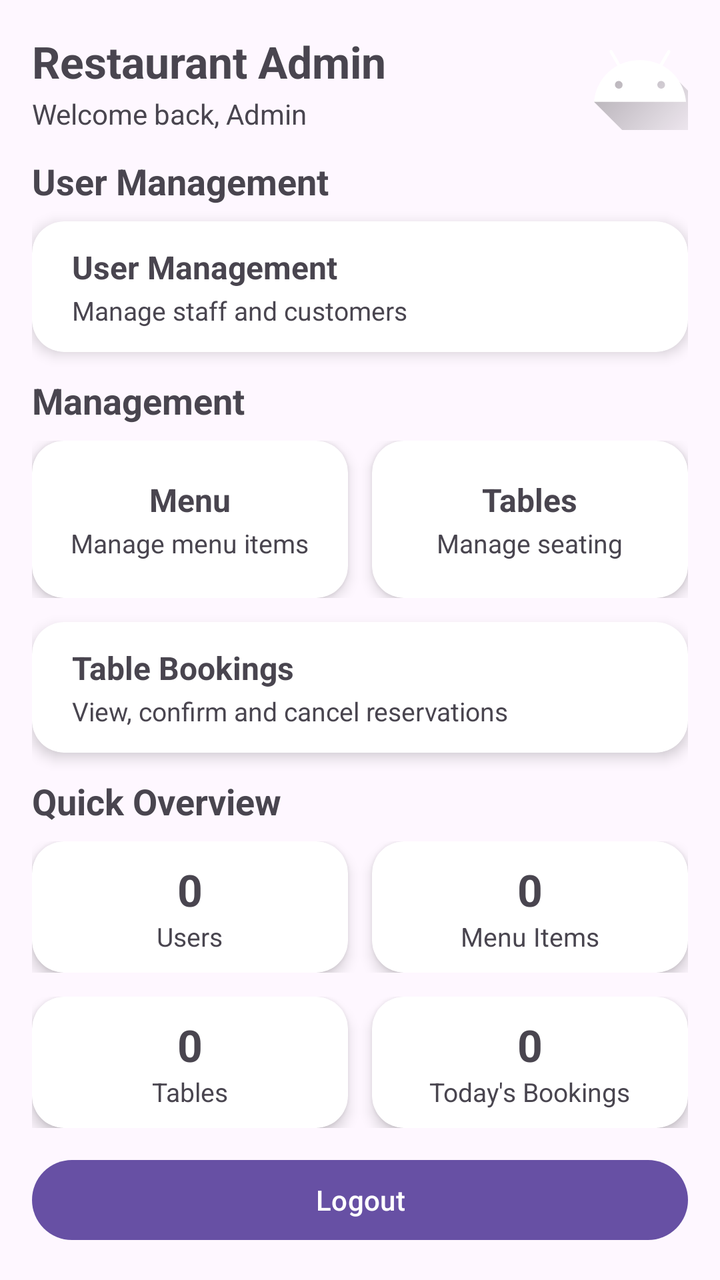
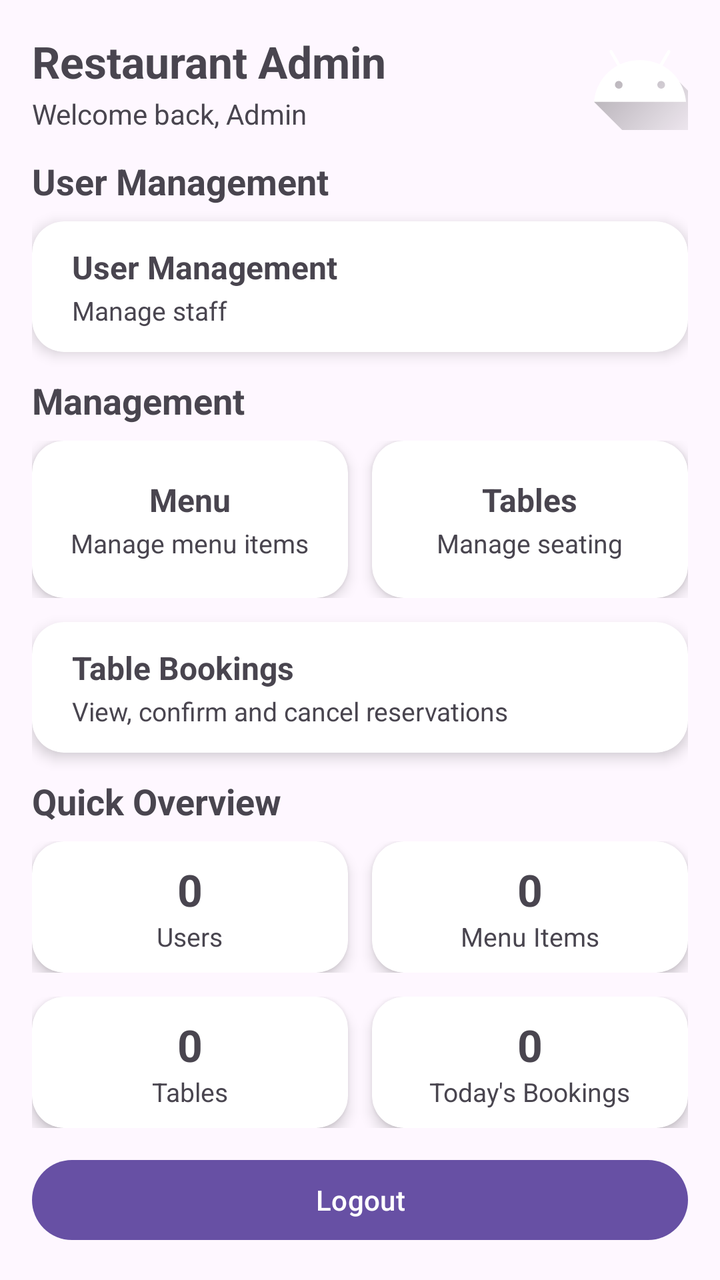

Two renders of the same Android screen: before a commit and after it. Below are the layout's source before the change and the commit's diff.
<!-- AndroidManifest.xml: application theme Theme.ISCG7424GroupAssessment -->
<!-- res/layout/activity_admin_main_page.xml -->
<?xml version="1.0" encoding="utf-8"?>
<LinearLayout xmlns:android="http://schemas.android.com/apk/res/android"
    xmlns:app="http://schemas.android.com/apk/res-auto"
    xmlns:tools="http://schemas.android.com/tools"
    android:id="@+id/main"
    android:layout_width="match_parent"
    android:layout_height="match_parent"
    android:orientation="vertical"
    android:padding="16dp"
    tools:context=".admin.A_MainPage">

    
    <LinearLayout
        android:layout_width="match_parent"
        android:layout_height="wrap_content"
        android:gravity="center_vertical"
        android:orientation="horizontal">

        <LinearLayout
            android:layout_width="0dp"
            android:layout_height="wrap_content"
            android:layout_weight="1"
            android:orientation="vertical">

            <TextView
                android:layout_width="wrap_content"
                android:layout_height="wrap_content"
                android:text="Restaurant Admin"
                android:textSize="22sp"
                android:textStyle="bold" />

            <TextView
                android:layout_width="wrap_content"
                android:layout_height="wrap_content"
                android:layout_marginTop="2dp"
                android:text="Welcome back, Admin"
                android:textSize="14sp" />
        </LinearLayout>

        <ImageButton
            android:id="@+id/ib_adminProfile"
            android:layout_width="48dp"
            android:layout_height="48dp"
            android:background="@android:color/transparent"
            android:contentDescription="Profile"
            android:src="@drawable/ic_launcher_foreground" />
    </LinearLayout>


    
    <TextView
        android:layout_width="wrap_content"
        android:layout_height="wrap_content"
        android:layout_marginTop="12dp"
        android:text="User Management"
        android:textSize="18sp"
        android:textStyle="bold" />

    <androidx.cardview.widget.CardView
        android:id="@+id/cv_userManagement"
        android:layout_width="match_parent"
        android:layout_height="0dp"
        android:layout_marginTop="8dp"
        android:layout_weight="1"
        android:clickable="true"
        android:focusable="true"
        android:foreground="?attr/selectableItemBackground"
        app:cardCornerRadius="16dp"
        app:cardElevation="4dp">

        <LinearLayout
            android:layout_width="match_parent"
            android:layout_height="match_parent"
            android:gravity="center_vertical"
            android:orientation="vertical"
            android:paddingStart="20dp"
            android:paddingEnd="20dp">

            <TextView
                android:layout_width="wrap_content"
                android:layout_height="wrap_content"
                android:text="User Management"
                android:textSize="16sp"
                android:textStyle="bold" />

            <TextView
                android:layout_width="wrap_content"
                android:layout_height="wrap_content"
                android:layout_marginTop="2dp"
                android:text="Manage staff and customers"
                android:textSize="13sp" />
        </LinearLayout>
    </androidx.cardview.widget.CardView>


    
    <TextView
        android:layout_width="wrap_content"
        android:layout_height="wrap_content"
        android:layout_marginTop="12dp"
        android:text="Management"
        android:textSize="18sp"
        android:textStyle="bold" />

    <LinearLayout
        android:layout_width="match_parent"
        android:layout_height="0dp"
        android:layout_marginTop="8dp"
        android:layout_weight="1.2"
        android:orientation="horizontal">

        <androidx.cardview.widget.CardView
            android:id="@+id/cv_menuManagement"
            android:layout_width="0dp"
            android:layout_height="match_parent"
            android:layout_marginEnd="6dp"
            android:layout_weight="1"
            android:clickable="true"
            android:focusable="true"
            android:foreground="?attr/selectableItemBackground"
            app:cardCornerRadius="16dp"
            app:cardElevation="4dp">

            <LinearLayout
                android:layout_width="match_parent"
                android:layout_height="match_parent"
                android:gravity="center"
                android:orientation="vertical"
                android:padding="8dp">

                <TextView
                    android:layout_width="wrap_content"
                    android:layout_height="wrap_content"
                    android:text="Menu"
                    android:textSize="16sp"
                    android:textStyle="bold" />

                <TextView
                    android:layout_width="wrap_content"
                    android:layout_height="wrap_content"
                    android:layout_marginTop="2dp"
                    android:text="Manage menu items"
                    android:textSize="13sp" />
            </LinearLayout>
        </androidx.cardview.widget.CardView>

        <androidx.cardview.widget.CardView
            android:id="@+id/cv_tableManagement"
            android:layout_width="0dp"
            android:layout_height="match_parent"
            android:layout_marginStart="6dp"
            android:layout_weight="1"
            android:clickable="true"
            android:focusable="true"
            android:foreground="?attr/selectableItemBackground"
            app:cardCornerRadius="16dp"
            app:cardElevation="4dp">

            <LinearLayout
                android:layout_width="match_parent"
                android:layout_height="match_parent"
                android:gravity="center"
                android:orientation="vertical"
                android:padding="8dp">

                <TextView
                    android:layout_width="wrap_content"
                    android:layout_height="wrap_content"
                    android:text="Tables"
                    android:textSize="16sp"
                    android:textStyle="bold" />

                <TextView
                    android:layout_width="wrap_content"
                    android:layout_height="wrap_content"
                    android:layout_marginTop="2dp"
                    android:text="Manage seating"
                    android:textSize="13sp" />
            </LinearLayout>
        </androidx.cardview.widget.CardView>
    </LinearLayout>

    <androidx.cardview.widget.CardView
        android:id="@+id/cv_tableBookingManagement"
        android:layout_width="match_parent"
        android:layout_height="0dp"
        android:layout_marginTop="12dp"
        android:layout_weight="1"
        android:clickable="true"
        android:focusable="true"
        android:foreground="?attr/selectableItemBackground"
        app:cardCornerRadius="16dp"
        app:cardElevation="4dp">

        <LinearLayout
            android:layout_width="match_parent"
            android:layout_height="match_parent"
            android:gravity="center_vertical"
            android:orientation="vertical"
            android:paddingStart="20dp"
            android:paddingEnd="20dp">

            <TextView
                android:layout_width="wrap_content"
                android:layout_height="wrap_content"
                android:text="Table Bookings"
                android:textSize="16sp"
                android:textStyle="bold" />

            <TextView
                android:layout_width="wrap_content"
                android:layout_height="wrap_content"
                android:layout_marginTop="2dp"
                android:text="View, confirm and cancel reservations"
                android:textSize="13sp" />
        </LinearLayout>
    </androidx.cardview.widget.CardView>


    
    <TextView
        android:layout_width="wrap_content"
        android:layout_height="wrap_content"
        android:layout_marginTop="12dp"
        android:text="Quick Overview"
        android:textSize="18sp"
        android:textStyle="bold" />

    <LinearLayout
        android:layout_width="match_parent"
        android:layout_height="0dp"
        android:layout_marginTop="8dp"
        android:layout_weight="1"
        android:orientation="horizontal">

        <androidx.cardview.widget.CardView
            android:layout_width="0dp"
            android:layout_height="match_parent"
            android:layout_marginEnd="6dp"
            android:layout_weight="1"
            app:cardCornerRadius="16dp"
            app:cardElevation="4dp">

            <LinearLayout
                android:layout_width="match_parent"
                android:layout_height="match_parent"
                android:gravity="center"
                android:orientation="vertical">

                <TextView
                    android:id="@+id/tv_userCount"
                    android:layout_width="wrap_content"
                    android:layout_height="wrap_content"
                    android:text="0"
                    android:textSize="22sp"
                    android:textStyle="bold" />

                <TextView
                    android:layout_width="wrap_content"
                    android:layout_height="wrap_content"
                    android:text="Users"
                    android:textSize="13sp" />
            </LinearLayout>
        </androidx.cardview.widget.CardView>

        <androidx.cardview.widget.CardView
            android:layout_width="0dp"
            android:layout_height="match_parent"
            android:layout_marginStart="6dp"
            android:layout_weight="1"
            app:cardCornerRadius="16dp"
            app:cardElevation="4dp">

            <LinearLayout
                android:layout_width="match_parent"
                android:layout_height="match_parent"
                android:gravity="center"
                android:orientation="vertical">

                <TextView
                    android:id="@+id/tv_menuItemCount"
                    android:layout_width="wrap_content"
                    android:layout_height="wrap_content"
                    android:text="0"
                    android:textSize="22sp"
                    android:textStyle="bold" />

                <TextView
                    android:layout_width="wrap_content"
                    android:layout_height="wrap_content"
                    android:text="Menu Items"
                    android:textSize="13sp" />
            </LinearLayout>
        </androidx.cardview.widget.CardView>
    </LinearLayout>

    <LinearLayout
        android:layout_width="match_parent"
        android:layout_height="0dp"
        android:layout_marginTop="12dp"
        android:layout_weight="1"
        android:orientation="horizontal">

        <androidx.cardview.widget.CardView
            android:layout_width="0dp"
            android:layout_height="match_parent"
            android:layout_marginEnd="6dp"
            android:layout_weight="1"
            app:cardCornerRadius="16dp"
            app:cardElevation="4dp">

            <LinearLayout
                android:layout_width="match_parent"
                android:layout_height="match_parent"
                android:gravity="center"
                android:orientation="vertical">

                <TextView
                    android:id="@+id/tv_tableCount"
                    android:layout_width="wrap_content"
                    android:layout_height="wrap_content"
                    android:text="0"
                    android:textSize="22sp"
                    android:textStyle="bold" />

                <TextView
                    android:layout_width="wrap_content"
                    android:layout_height="wrap_content"
                    android:text="Tables"
                    android:textSize="13sp" />
            </LinearLayout>
        </androidx.cardview.widget.CardView>

        <androidx.cardview.widget.CardView
            android:layout_width="0dp"
            android:layout_height="match_parent"
            android:layout_marginStart="6dp"
            android:layout_weight="1"
            app:cardCornerRadius="16dp"
            app:cardElevation="4dp">

            <LinearLayout
                android:layout_width="match_parent"
                android:layout_height="match_parent"
                android:gravity="center"
                android:orientation="vertical">

                <TextView
                    android:id="@+id/tv_todayBookingCount"
                    android:layout_width="wrap_content"
                    android:layout_height="wrap_content"
                    android:text="0"
                    android:textSize="22sp"
                    android:textStyle="bold" />

                <TextView
                    android:layout_width="wrap_content"
                    android:layout_height="wrap_content"
                    android:text="Today's Bookings"
                    android:textSize="13sp" />
            </LinearLayout>
        </androidx.cardview.widget.CardView>
    </LinearLayout>


    <Button
        android:id="@+id/btn_aLogout"
        android:layout_width="match_parent"
        android:layout_height="wrap_content"
        android:layout_marginTop="12dp"
        android:text="Logout" />

</LinearLayout>
<!-- resources referenced by this layout -->
<resources>
  <!-- drawable ic_launcher_foreground (drawable) -->
  <vector xmlns:android="http://schemas.android.com/apk/res/android"
      xmlns:aapt="http://schemas.android.com/aapt"
      android:width="108dp"
      android:height="108dp"
      android:viewportWidth="108"
      android:viewportHeight="108">
      <path android:pathData="M31,63.928c0,0 6.4,-11 12.1,-13.1c7.2,-2.6 26,-1.4 26,-1.4l38.1,38.1L107,108.928l-32,-1L31,63.928z">
          <aapt:attr name="android:fillColor">
              <gradient
                  android:endX="85.84757"
                  android:endY="92.4963"
                  android:startX="42.9492"
                  android:startY="49.59793"
                  android:type="linear">
                  <item
                      android:color="#44000000"
                      android:offset="0.0" />
                  <item
                      android:color="#00000000"
                      android:offset="1.0" />
              </gradient>
          </aapt:attr>
      </path>
      <path
          android:fillColor="#FFFFFF"
          android:fillType="nonZero"
          android:pathData="M65.3,45.828l3.8,-6.6c0.2,-0.4 0.1,-0.9 -0.3,-1.1c-0.4,-0.2 -0.9,-0.1 -1.1,0.3l-3.9,6.7c-6.3,-2.8 -13.4,-2.8 -19.7,0l-3.9,-6.7c-0.2,-0.4 -0.7,-0.5 -1.1,-0.3C38.8,38.328 38.7,38.828 38.9,39.228l3.8,6.6C36.2,49.428 31.7,56.028 31,63.928h46C76.3,56.028 71.8,49.428 65.3,45.828zM43.4,57.328c-0.8,0 -1.5,-0.5 -1.8,-1.2c-0.3,-0.7 -0.1,-1.5 0.4,-2.1c0.5,-0.5 1.4,-0.7 2.1,-0.4c0.7,0.3 1.2,1 1.2,1.8C45.3,56.528 44.5,57.328 43.4,57.328L43.4,57.328zM64.6,57.328c-0.8,0 -1.5,-0.5 -1.8,-1.2s-0.1,-1.5 0.4,-2.1c0.5,-0.5 1.4,-0.7 2.1,-0.4c0.7,0.3 1.2,1 1.2,1.8C66.5,56.528 65.6,57.328 64.6,57.328L64.6,57.328z"
          android:strokeWidth="1"
          android:strokeColor="#00000000" />
  </vector>
  <style name="Theme.ISCG7424GroupAssessment" parent="Base.Theme.ISCG7424GroupAssessment" />
  <style name="Base.Theme.ISCG7424GroupAssessment" parent="Theme.Material3.DayNight.NoActionBar">
          
          
      </style>
</resources>

<!-- the commit's change to res/layout/activity_admin_main_page.xml (unified diff, before → after) -->
@@ -87,7 +87,7 @@
                 android:layout_width="wrap_content"
                 android:layout_height="wrap_content"
                 android:layout_marginTop="2dp"
-                android:text="Manage staff and customers"
+                android:text="Manage staff"
                 android:textSize="13sp" />
         </LinearLayout>
     </androidx.cardview.widget.CardView>
@@ -109,6 +109,7 @@
         android:layout_weight="1.2"
         android:orientation="horizontal">
 
+        
         <androidx.cardview.widget.CardView
             android:id="@+id/cv_menuManagement"
             android:layout_width="0dp"
@@ -144,6 +145,7 @@
             </LinearLayout>
         </androidx.cardview.widget.CardView>
 
+        
         <androidx.cardview.widget.CardView
             android:id="@+id/cv_tableManagement"
             android:layout_width="0dp"
@@ -180,6 +182,7 @@
         </androidx.cardview.widget.CardView>
     </LinearLayout>
 
+    
     <androidx.cardview.widget.CardView
         android:id="@+id/cv_tableBookingManagement"
         android:layout_width="match_parent"
